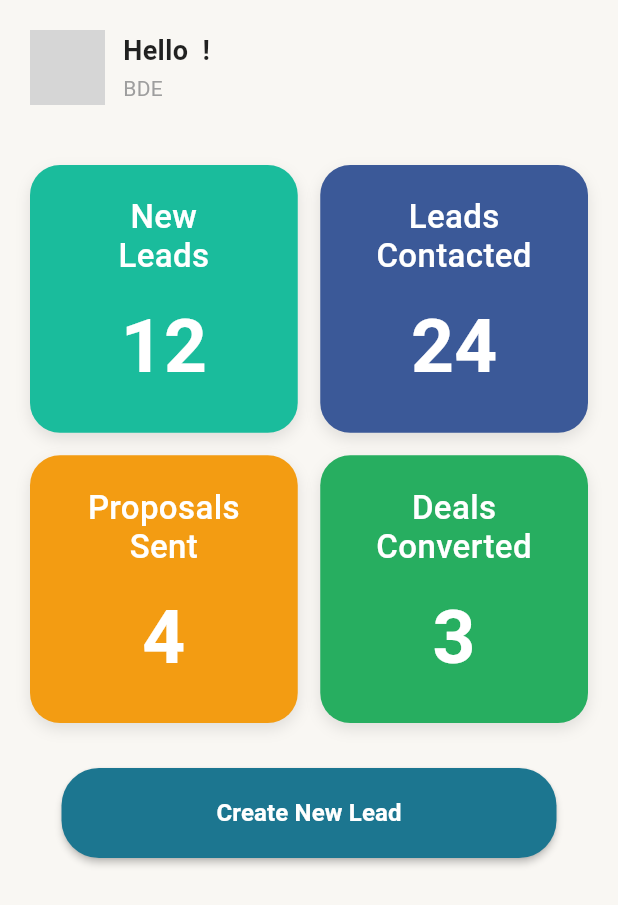
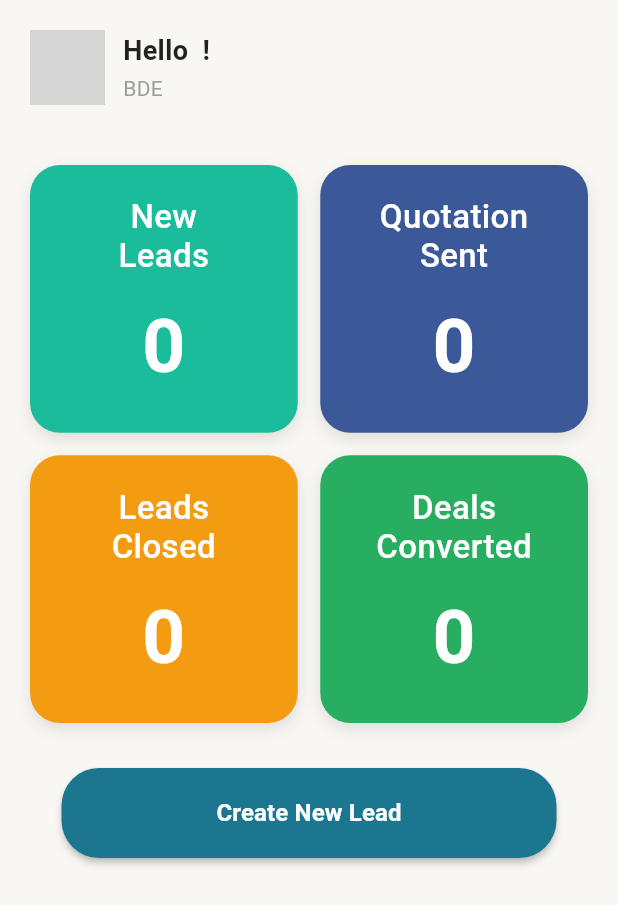
Before and after one commit to teambackoffice/tbo_app, a Flutter app: the CRMDashboardPage screen opened directly, on a phone screen of 412 x 824 dp. Shown: the top 905 px of the screen. Run offline on Flutter 3.47's test engine with Material 3 defaults, Android fonts, the light colour scheme and no system bars; our stand-ins replace fl_chart, flutter_secure_storage; accounts and stored records are empty; network calls fail; grey boxes are pictures that could not be loaded.

Commit message:
LEAD COUNT FOR OPEN & CONVERTED

```diff
--- a/lib/controller/all_lead_list_controller.dart
+++ b/lib/controller/all_lead_list_controller.dart
@@ -24,4 +24,12 @@ class AllLeadListController extends ChangeNotifier {
       notifyListeners();
     }
   }
+
+  /// 🔥 Count leads by status
+  int getCountByStatus(String status) {
+    if (allLeads == null || allLeads!.data == null) return 0;
+    return allLeads!.data!
+        .where((lead) => lead.status?.toLowerCase() == status.toLowerCase())
+        .length;
+  }
 }
--- a/lib/view/crm/dashboard/crm_dashboard.dart
+++ b/lib/view/crm/dashboard/crm_dashboard.dart
@@ -1,4 +1,6 @@
 import 'package:flutter/material.dart';
+import 'package:provider/provider.dart';
+import 'package:tbo_app/controller/all_lead_list_controller.dart';
 import 'package:tbo_app/services/login_service.dart';
 import 'package:tbo_app/view/crm/dashboard/_create_new_lead/create_new_lead.dart';
 import 'package:tbo_app/view/crm/dashboard/deals_closed/deals_closed.dart';
@@ -14,7 +16,7 @@ class CRMDashboardPage extends StatefulWidget {
 
   static Widget _buildStatCard({
     required String title,
-    required String value,
+    required Widget valueWidget, // <-- change here
     required Color color,
     required VoidCallback onTap,
   }) {
@@ -50,14 +52,7 @@ class CRMDashboardPage extends StatefulWidget {
               ),
             ),
             const SizedBox(height: 12),
-            Text(
-              value,
-              style: const TextStyle(
-                fontSize: 50,
-                fontWeight: FontWeight.bold,
-                color: Colors.white,
-              ),
-            ),
+            valueWidget, // <-- dynamic widget (loader or number)
           ],
         ),
       ),
@@ -72,6 +67,12 @@ class _CRMDashboardPageState extends State<CRMDashboardPage> {
   @override
   void initState() {
     super.initState();
+    WidgetsBinding.instance.addPostFrameCallback((_) async {
+      Provider.of<AllLeadListController>(
+        context,
+        listen: false,
+      ).fetchAllLeadList();
+    });
     _loadUserInfo();
   }
 
@@ -129,7 +130,9 @@ class _CRMDashboardPageState extends State<CRMDashboardPage> {
               const SizedBox(height: 40),
 
               // Stats Grid
-              GridView.count(
+              Consumer<AllLeadListController>(
+                builder: (context, controller, child) {
+                  return GridView.count(
                     shrinkWrap: true,
                     crossAxisCount: 2,
                     crossAxisSpacing: 15,
@@ -138,7 +141,23 @@ class _CRMDashboardPageState extends State<CRMDashboardPage> {
                     children: [
                       CRMDashboardPage._buildStatCard(
                         title: "New\nLeads",
-                    value: "12",
+                        valueWidget: controller.isLoading
+                            ? const SizedBox(
+                                height: 24,
+                                width: 24,
+                                child: CircularProgressIndicator(
+                                  color: Colors.white,
+                                  strokeWidth: 3,
+                                ),
+                              )
+                            : Text(
+                                controller.getCountByStatus("Open").toString(),
+                                style: const TextStyle(
+                                  fontSize: 50,
+                                  fontWeight: FontWeight.bold,
+                                  color: Colors.white,
+                                ),
+                              ),
                         color: const Color(0xFF1ABC9C),
                         onTap: () {
                           Navigator.push(
@@ -150,8 +169,26 @@ class _CRMDashboardPageState extends State<CRMDashboardPage> {
                         },
                       ),
                       CRMDashboardPage._buildStatCard(
-                    title: "Leads\nContacted",
-                    value: "24",
+                        title: "Quotation \nSent",
+                        valueWidget: controller.isLoading
+                            ? const SizedBox(
+                                height: 24,
+                                width: 24,
+                                child: CircularProgressIndicator(
+                                  color: Colors.white,
+                                  strokeWidth: 3,
+                                ),
+                              )
+                            : Text(
+                                controller
+                                    .getCountByStatus("Quotation")
+                                    .toString(),
+                                style: const TextStyle(
+                                  fontSize: 50,
+                                  fontWeight: FontWeight.bold,
+                                  color: Colors.white,
+                                ),
+                              ),
                         color: const Color(0xFF3B5998),
                         onTap: () {
                           Navigator.push(
@@ -163,32 +200,70 @@ class _CRMDashboardPageState extends State<CRMDashboardPage> {
                         },
                       ),
                       CRMDashboardPage._buildStatCard(
-                    title: "Proposals\nSent",
-                    value: "4",
+                        title: "Leads\nClosed",
+                        valueWidget: controller.isLoading
+                            ? const SizedBox(
+                                height: 24,
+                                width: 24,
+                                child: CircularProgressIndicator(
+                                  color: Colors.white,
+                                  strokeWidth: 3,
+                                ),
+                              )
+                            : Text(
+                                controller
+                                    .getCountByStatus("Closed")
+                                    .toString(),
+                                style: const TextStyle(
+                                  fontSize: 50,
+                                  fontWeight: FontWeight.bold,
+                                  color: Colors.white,
+                                ),
+                              ),
                         color: const Color(0xFFF39C12),
                         onTap: () {
                           Navigator.push(
                             context,
                             MaterialPageRoute(
-                          builder: (context) => const ProposalSentPage(),
+                              builder: (context) => const LeadsClosed(),
                             ),
                           );
                         },
                       ),
                       CRMDashboardPage._buildStatCard(
                         title: "Deals\nConverted",
-                    value: "3",
+                        valueWidget: controller.isLoading
+                            ? const SizedBox(
+                                height: 24,
+                                width: 24,
+                                child: CircularProgressIndicator(
+                                  color: Colors.white,
+                                  strokeWidth: 3,
+                                ),
+                              )
+                            : Text(
+                                controller
+                                    .getCountByStatus("Converted")
+                                    .toString(),
+                                style: const TextStyle(
+                                  fontSize: 50,
+                                  fontWeight: FontWeight.bold,
+                                  color: Colors.white,
+                                ),
+                              ),
                         color: const Color(0xFF27AE60),
                         onTap: () {
                           Navigator.push(
                             context,
                             MaterialPageRoute(
-                          builder: (context) => const DealsClosed(),
+                              builder: (context) => const LeadsConverted(),
                             ),
                           );
                         },
                       ),
                     ],
+                  );
+                },
               ),
 
               const SizedBox(height: 30),
--- a/lib/view/crm/dashboard/deals_closed/deals_closed.dart
+++ b/lib/view/crm/dashboard/deals_closed/deals_closed.dart
@@ -2,14 +2,18 @@ import 'package:flutter/material.dart';
 import 'package:provider/provider.dart';
 import 'package:tbo_app/controller/all_lead_list_controller.dart';
 
-class DealsClosed extends StatefulWidget {
-  const DealsClosed({super.key});
+class LeadsConverted extends StatefulWidget {
+  const LeadsConverted({super.key});
 
   @override
-  State<DealsClosed> createState() => _DealsClosedState();
+  State<LeadsConverted> createState() => _LeadsConvertedState();
 }
 
-class _DealsClosedState extends State<DealsClosed> {
+class _LeadsConvertedState extends State<LeadsConverted>
+    with AutomaticKeepAliveClientMixin {
+  @override
+  bool get wantKeepAlive => true;
+
   @override
   void initState() {
     super.initState();
@@ -67,6 +71,11 @@ class _DealsClosedState extends State<DealsClosed> {
             Consumer<AllLeadListController>(
               builder: (context, controller, child) {
                 final deals = controller.allLeads?.data ?? [];
+                if (controller.isLoading) {
+                  return const Expanded(
+                    child: Center(child: CircularProgressIndicator()),
+                  );
+                }
                 return Expanded(
                   child: ListView.builder(
                     padding: const EdgeInsets.symmetric(horizontal: 16),
--- a/lib/view/crm/dashboard/new_leads/new_leads.dart
+++ b/lib/view/crm/dashboard/new_leads/new_leads.dart
@@ -9,7 +9,10 @@ class NewLeadsPage extends StatefulWidget {
   State<NewLeadsPage> createState() => _NewLeadsPageState();
 }
 
-class _NewLeadsPageState extends State<NewLeadsPage> {
+class _NewLeadsPageState extends State<NewLeadsPage>
+    with AutomaticKeepAliveClientMixin {
+  @override
+  bool get wantKeepAlive => true;
   @override
   void initState() {
     super.initState();
@@ -64,6 +67,11 @@ class _NewLeadsPageState extends State<NewLeadsPage> {
               Consumer<AllLeadListController>(
                 builder: (context, controller, child) {
                   final leads = controller.allLeads?.data ?? [];
+                  if (controller.isLoading) {
+                    return const Expanded(
+                      child: Center(child: CircularProgressIndicator()),
+                    );
+                  }
                   return Expanded(
                     child: ListView.separated(
                       itemCount: leads.length,
--- a/lib/view/crm/dashboard/prposal_sent/proposal_sent.dart
+++ b/lib/view/crm/dashboard/prposal_sent/proposal_sent.dart
@@ -1,7 +1,7 @@
 import 'package:flutter/material.dart';
 
-class ProposalSentPage extends StatelessWidget {
-  const ProposalSentPage({super.key});
+class LeadsClosed extends StatelessWidget {
+  const LeadsClosed({super.key});
 
   @override
   Widget build(BuildContext context) {
```
Lines whose indentation alone changed are shown as unchanged.
